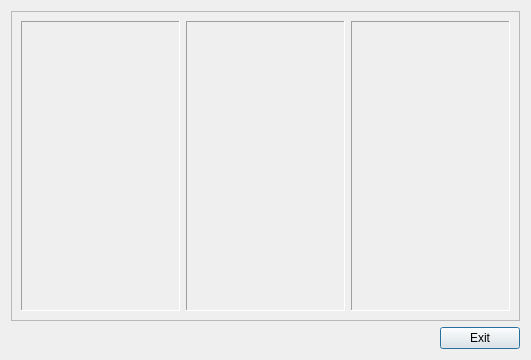
This is aparat/scada/history.ui in vanessaorgua/illitsi as Qt 5 draws it before an edit. The edited form follows.
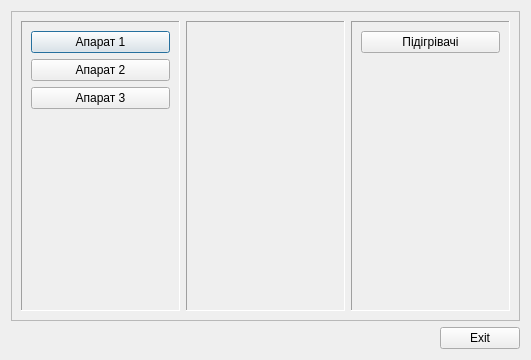
This is the edited form.

The edit to the form file:
```diff
--- a/aparat/scada/history.ui
+++ b/aparat/scada/history.ui
@@ -32,6 +32,27 @@
          <enum>QFrame::Sunken</enum>
         </property>
         <layout class="QVBoxLayout" name="verticalLayout">
+         <item>
+          <widget class="QPushButton" name="ap_10ap">
+           <property name="text">
+            <string>Апарат 1</string>
+           </property>
+          </widget>
+         </item>
+         <item>
+          <widget class="QPushButton" name="ap_20ap">
+           <property name="text">
+            <string>Апарат 2</string>
+           </property>
+          </widget>
+         </item>
+         <item>
+          <widget class="QPushButton" name="ap_30ap">
+           <property name="text">
+            <string>Апарат 3</string>
+           </property>
+          </widget>
+         </item>
          <item>
           <spacer name="verticalSpacer">
            <property name="orientation">
@@ -82,6 +103,13 @@
          <enum>QFrame::Sunken</enum>
         </property>
         <layout class="QVBoxLayout" name="verticalLayout_3">
+         <item>
+          <widget class="QPushButton" name="trend0trend">
+           <property name="text">
+            <string>Підігрівачі</string>
+           </property>
+          </widget>
+         </item>
          <item>
           <spacer name="verticalSpacer_3">
            <property name="orientation">
```
